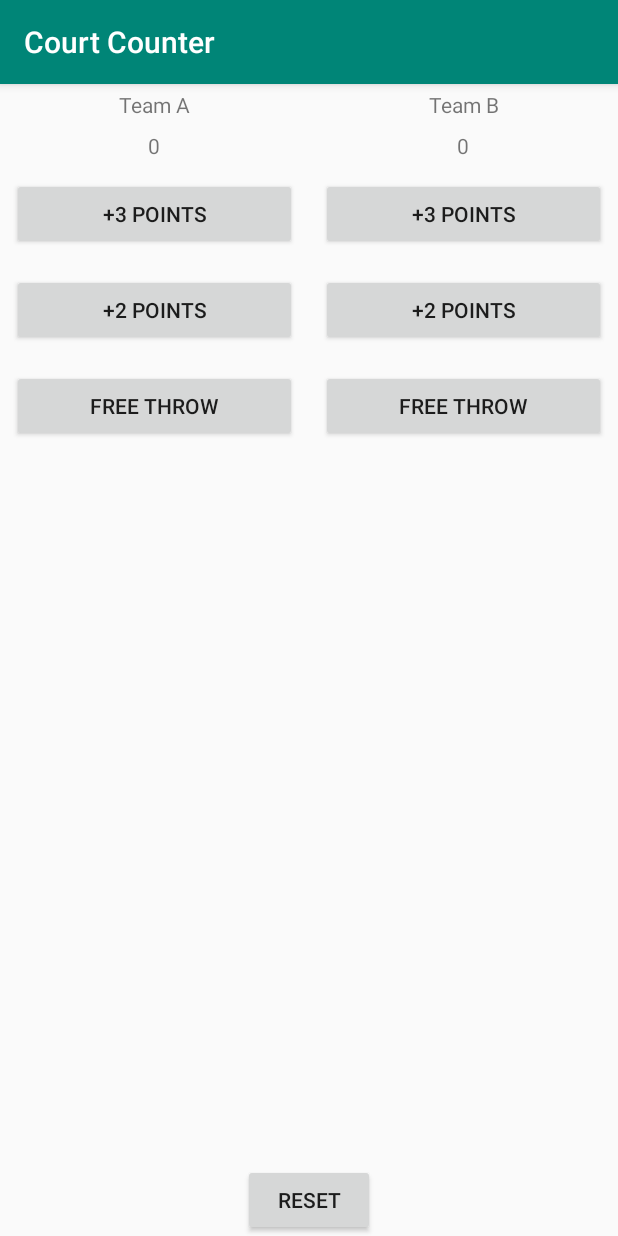
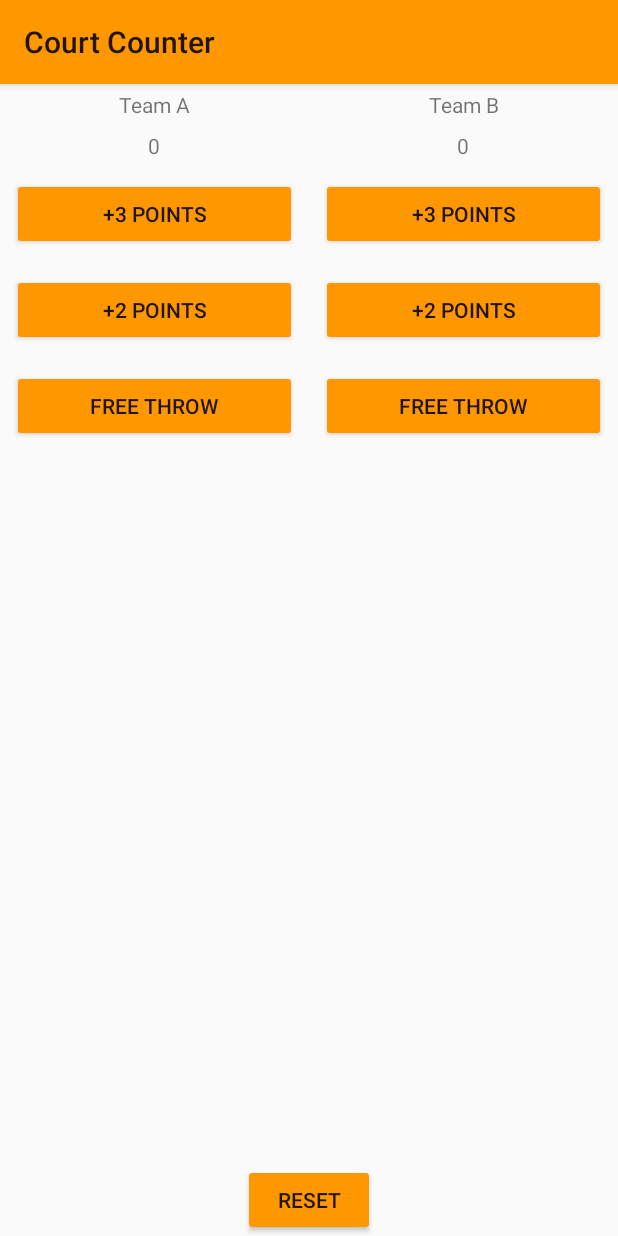
Before and after one commit to Harrison-Wall/Udacity, an Android app: the screen it shows after launch (MainActivity), on a phone screen of 412 x 824 dp. Run offline under Robolectric (Android 15) with nearby library versions, the phone set to English and light mode, and no system bars.

Commit message:
Changed style to Orange

```diff
--- a/CourtCounter/app/src/main/java/com/example/android/courtcounter/MainActivity.java
+++ b/CourtCounter/app/src/main/java/com/example/android/courtcounter/MainActivity.java
@@ -91,6 +91,9 @@ public class MainActivity extends AppCompatActivity
         displayForTeamB(scoreTeamB);
     }
 
+    /**
+     * Sets both score to 0.
+     */
     public void resetScores(View view)
     {
         scoreTeamA = 0;
--- a/CourtCounter/app/src/main/res/values/styles.xml
+++ b/CourtCounter/app/src/main/res/values/styles.xml
@@ -1,11 +1,9 @@
 <resources>
-
     <!-- Base application theme. -->
-    <style name="AppTheme" parent="Theme.AppCompat.Light.DarkActionBar">
-        <!-- Customize your theme here. -->
-        <item name="colorPrimary">@color/colorPrimary</item>
-        <item name="colorPrimaryDark">@color/colorPrimaryDark</item>
-        <item name="colorAccent">@color/colorAccent</item>
+    <style name="AppTheme" parent="Theme.AppCompat.Light">
+        <!-- Primary theme color of the app (sets background color of app bar) -->
+        <item name="colorPrimary">#FF9800</item>
+        <!-- Background color of buttons in the app -->
+        <item name="colorButtonNormal">#FF9800</item>
     </style>
-
 </resources>
```
